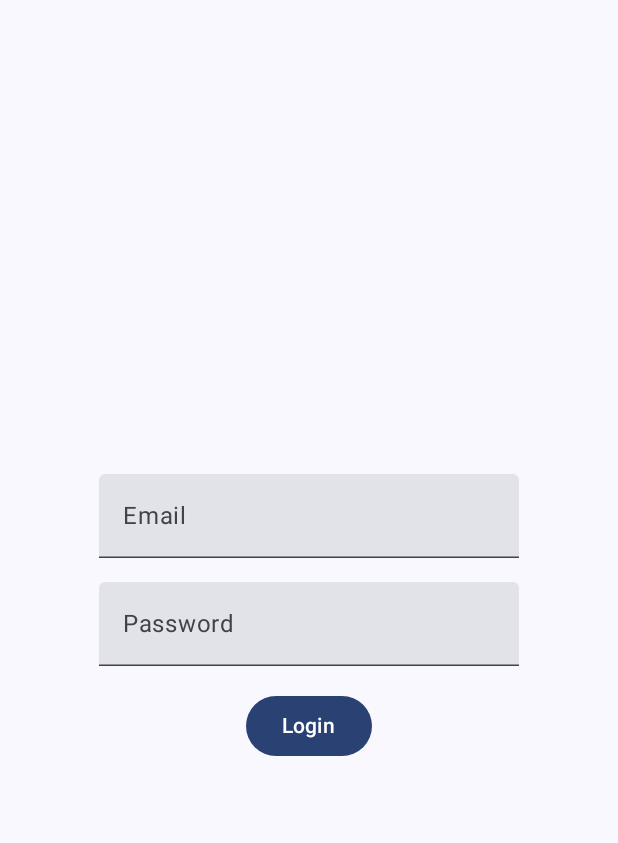
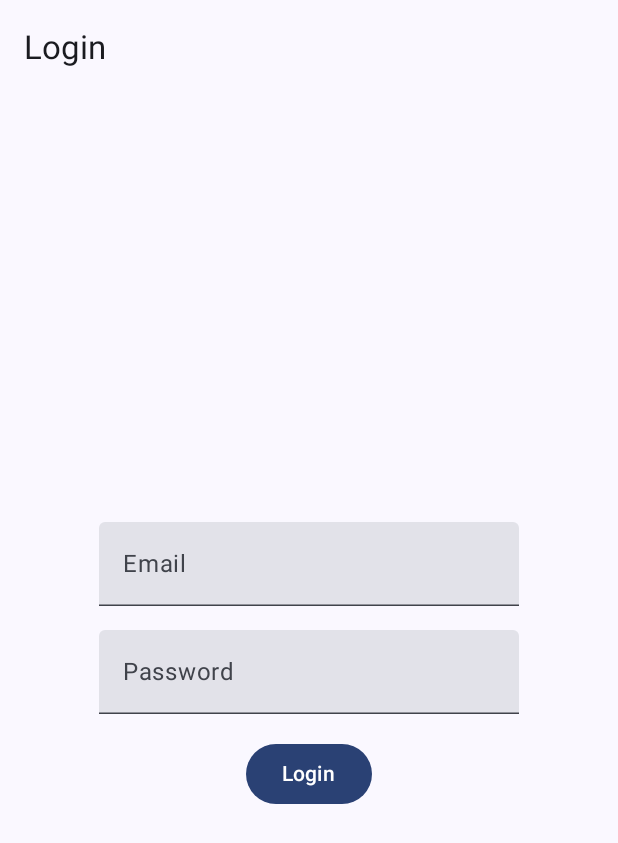
Before and after one commit to lgleto/PDM2627, an Android app built with Jetpack Compose: the screen it shows after launch (MainActivity), on a phone screen of 412 x 824 dp. Shown: the top 843 px of the screen. Run offline under Robolectric (Android 15) with nearby library versions, the phone set to English and light mode, and no system bars; our stand-ins replace Firebase (no records; nobody signed in at launch, a user with empty details on screens opened directly).

Commit message:
AnyList example Firebase Auth & Firestore complete

```diff
--- a/AnyList/app/src/main/java/upca/example/anylist/MainActivity.kt
+++ b/AnyList/app/src/main/java/upca/example/anylist/MainActivity.kt
@@ -4,12 +4,19 @@ import android.os.Bundle
 import androidx.activity.ComponentActivity
 import androidx.activity.compose.setContent
 import androidx.activity.enableEdgeToEdge
+import androidx.compose.foundation.clickable
 import androidx.compose.foundation.layout.fillMaxSize
 import androidx.compose.foundation.layout.padding
 import androidx.compose.material3.Scaffold
 import androidx.compose.material3.Text
+import androidx.compose.runtime.Composable
 import androidx.compose.runtime.LaunchedEffect
+import androidx.compose.runtime.getValue
+import androidx.compose.runtime.mutableStateOf
+import androidx.compose.runtime.remember
+import androidx.compose.runtime.setValue
 import androidx.compose.ui.Modifier
+import androidx.compose.ui.unit.dp
 import androidx.navigation.compose.NavHost
 import androidx.navigation.compose.composable
 import androidx.navigation.compose.rememberNavController
@@ -18,7 +25,10 @@ import com.google.firebase.auth.auth
 import upca.example.anylist.ui.home.KartView
 import upca.example.anylist.ui.login.LoginView
 import upca.example.anylist.ui.theme.AnyListTheme
+import upca.example.anylist.ui.components.MyTopBar
+import upca.example.anylist.ui.home.kartdetail.KartDetailView
 import upca.example.myshoppinglist.ui.home.kart.AddKartView
+import upca.example.anylist.ui.home.kartdetail.AddProductView
 
 const val TAG = "AnyList"
 class MainActivity : ComponentActivity() {
@@ -26,35 +36,91 @@ class MainActivity : ComponentActivity() {
         super.onCreate(savedInstanceState)
         enableEdgeToEdge()
         setContent {
-            AnyListTheme {
             val navController = rememberNavController()
+            var title by remember { mutableStateOf("My Shopping List") }
+            var isBaseScreen by remember { mutableStateOf(true) }
+            var topBarActions by remember {mutableStateOf<@Composable () -> Unit>({})}
 
             LaunchedEffect(Unit) {
-                    val auth = Firebase.auth
-                    val currentUser = auth.currentUser
+                val currentUser = Firebase.auth.currentUser
                 if (currentUser != null) {
                     navController.navigate(Screen.Home.route)
+                } else {
+                    navController.navigate(Screen.Login.route)
                 }
             }
-                Scaffold(modifier = Modifier.fillMaxSize()) { innerPadding ->
-                    NavHost(
+
+            AnyListTheme {
+                Scaffold(
+                    modifier = Modifier.fillMaxSize(),
+                    topBar = {
+                        MyTopBar(
                             navController = navController,
-                        startDestination = Screen.Login.route,
-                        modifier = Modifier.padding(innerPadding)
-                    ){
-                        composable( route = Screen.Home.route ){
+                            title = title,
+                            isBaseScreen = isBaseScreen,
+                            actions = topBarActions
+                        )
+                    },
+                ) { innerPadding ->
+                    NavHost(navController = navController,
+                        startDestination = Screen.Home.route,
+                        modifier = Modifier.padding(innerPadding)) {
+                        composable(route = Screen.Home.route) {
+                            isBaseScreen = true
+                            title = "Home"
+
+                            topBarActions = {
+                                Text("Logout",
+                                    modifier = Modifier
+                                        .padding(8.dp)
+                                        .clickable
+                                        {
+                                            Firebase.auth.signOut()
+                                            navController.navigate(Screen.Login.route)
+                                        }
+                                )
+                            }
                             KartView(
                                 navController = navController
                             )
                         }
-                        composable( route = Screen.AddKart.route ){
+                        composable(route = Screen.Login.route) {
+                            isBaseScreen = true
+                            title = "Login"
+                            topBarActions = {}
+                            LoginView(
+                                navController = navController
+                            )
+                        }
+                        composable(route = Screen.AddKart.route) {
+                            isBaseScreen = false
+                            title = "Add Kart"
+                            topBarActions = {}
                             AddKartView(
                                 navController = navController
                             )
                         }
-                        composable (route = Screen.Login.route) {
-                            LoginView(
-                                navController = navController
+                        composable(route = Screen.KartDetail.route) { backStateEntry ->
+                            val kartId = backStateEntry.arguments?.getString("kartId")!!
+                            isBaseScreen = false
+                            title = "Kart"
+                            topBarActions = {}
+                            KartDetailView(
+                                navController = navController,
+                                kartId = kartId
+                            )
+                        }
+                        composable(route = Screen.AddProduct.route) { backStateEntry ->
+                            val kartId = backStateEntry.arguments?.getString("kartId")!!
+                            var productId = backStateEntry.arguments?.getString("productId")
+                            productId = if (productId.isNullOrEmpty()) null else productId
+                            isBaseScreen = false
+                            title = "Product"
+                            topBarActions = {}
+                            AddProductView(
+                                navController = navController,
+                                kartId = kartId,
+                                productId = productId
                             )
                         }
                     }
@@ -64,10 +130,10 @@ class MainActivity : ComponentActivity() {
     }
 }
 
-sealed class Screen(val route: String){
-    object Home : Screen ("home")
-    object Login : Screen ("login")
-
-    object AddKart : Screen("add_kart")
-
+sealed class Screen(val route: String) {
+    object Home : Screen("home")
+    object Login : Screen("login")
+    object AddKart : Screen ("add_kart")
+    object KartDetail : Screen ("kart_detail/{kartId}")
+    object AddProduct : Screen ("add_product/{kartId}/{productId}")
 }
--- /dev/null
+++ b/AnyList/app/src/main/java/upca/example/anylist/ui/components/MyTopBar.kt
@@ -0,0 +1,59 @@
+package upca.example.anylist.ui.components
+
+import androidx.compose.material3.ExperimentalMaterial3Api
+import androidx.compose.material3.Icon
+import androidx.compose.material3.IconButton
+import androidx.compose.material3.Text
+import androidx.compose.material3.TopAppBar
+import androidx.compose.runtime.Composable
+import androidx.compose.ui.res.painterResource
+import androidx.compose.ui.text.style.TextOverflow
+import androidx.compose.ui.tooling.preview.Preview
+import androidx.navigation.NavController
+import androidx.navigation.compose.rememberNavController
+import upca.example.anylist.R
+import upca.example.anylist.ui.theme.AnyListTheme
+
+
+@OptIn(ExperimentalMaterial3Api::class)
+@Composable
+fun MyTopBar(
+    title : String = "Top News",
+    navController: NavController = rememberNavController(),
+    isBaseScreen : Boolean = true,
+    actions : @Composable () -> Unit = {}
+){
+    TopAppBar(
+        title = {
+            Text(title,
+                maxLines = 1,
+                overflow = TextOverflow.Ellipsis
+            )
+        },
+        navigationIcon = {
+            if (!isBaseScreen) {
+                IconButton(
+                    onClick = {
+                        navController.popBackStack()
+                    }
+                ) {
+                    Icon(
+                        painter = painterResource(id = R.drawable.outline_arrow_back_24),
+                        contentDescription = "back"
+                    )
+                }
+            }
+        },
+        actions = {
+            actions()
+        }
+    )
+}
+
+@Preview(showBackground = true)
+@Composable
+fun MyTopBarPreview(){
+    AnyListTheme  {
+        MyTopBar()
+    }
+}
--- /dev/null
+++ b/AnyList/app/src/main/res/drawable/outline_arrow_back_24.xml
@@ -0,0 +1,20 @@
+<!--
+  ~ Copyright (C) 2026 The Android Open Source Project
+  ~
+  ~ Licensed under the Apache License, Version 2.0 (the "License");
+  ~ you may not use this file except in compliance with the License.
+  ~ You may obtain a copy of the License at
+  ~
+  ~      http://www.apache.org/licenses/LICENSE-2.0
+  ~
+  ~ Unless required by applicable law or agreed to in writing, software
+  ~ distributed under the License is distributed on an "AS IS" BASIS,
+  ~ WITHOUT WARRANTIES OR CONDITIONS OF ANY KIND, either express or implied.
+  ~ See the License for the specific language governing permissions and
+  ~ limitations under the License.
+  -->
+<vector xmlns:android="http://schemas.android.com/apk/res/android" android:autoMirrored="true" android:height="24dp" android:tint="#000000" android:viewportHeight="960" android:viewportWidth="960" android:width="24dp">
+
+    <path android:fillColor="@android:color/white" android:pathData="M313,520L537,744L480,800L160,480L480,160L537,216L313,440L800,440L800,520L313,520Z"/>
+
+</vector>
```
Also changed, not shown: AnyList/app/src/main/java/upca/example/anylist/ui/home/KartView.kt (+7 -0 lines), AnyList/app/src/main/java/upca/example/anylist/ui/home/kartdetail/AddProductView.kt (added, +103 -0 lines), AnyList/app/src/main/java/upca/example/anylist/ui/home/kartdetail/AddProductViewModel.kt (added, +78 -0 lines), AnyList/app/src/main/java/upca/example/anylist/ui/home/kartdetail/KartDetailView.kt (added, +102 -0 lines), AnyList/app/src/main/java/upca/example/anylist/ui/home/kartdetail/KartDetailViewModel.kt (added, +84 -0 lines), AnyList/app/src/main/java/upca/example/anylist/ui/home/kartdetail/ProductViewRow.kt (added, +58 -0 lines). Lines whose indentation alone changed are shown as unchanged.
